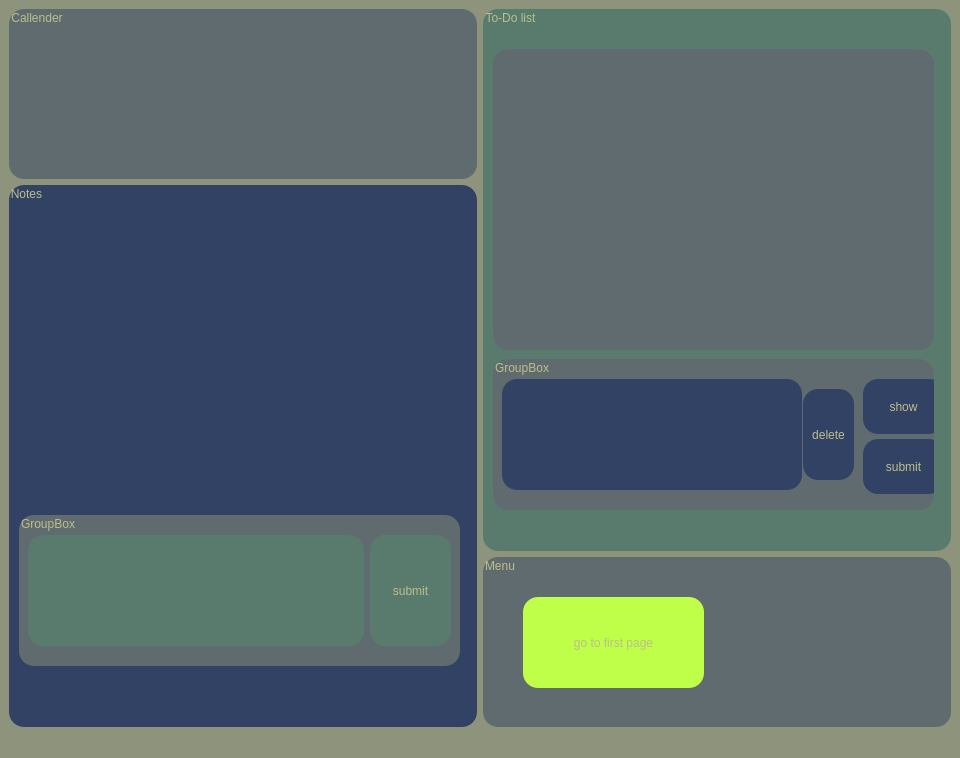
Qt form AgileAgenda/plannerpage.ui (AmirHossienAfshar/AgileAgenda) before a commit.
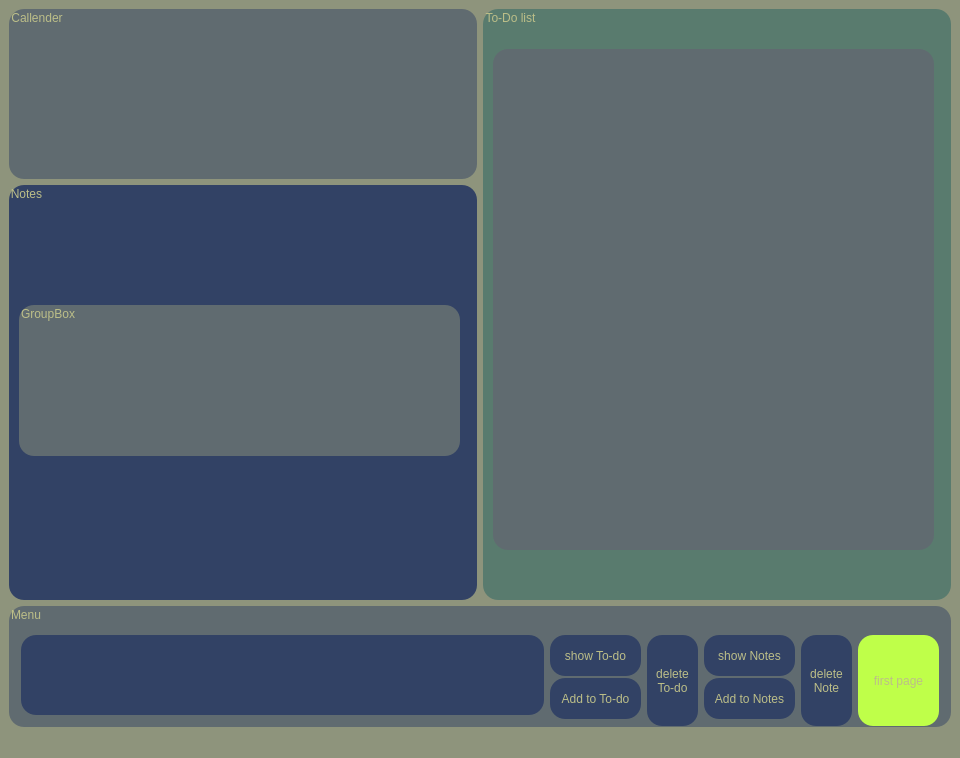
The same form after that commit.

Commit message: new design for planner page

Patch:
```diff
--- a/AgileAgenda/plannerpage.ui
+++ b/AgileAgenda/plannerpage.ui
@@ -61,139 +61,13 @@
       <property name="title">
        <string>To-Do list</string>
       </property>
-      <widget class="QGroupBox" name="groupBox_5">
-       <property name="geometry">
-        <rect>
-         <x>10</x>
-         <y>350</y>
-         <width>441</width>
-         <height>151</height>
-        </rect>
-       </property>
-       <property name="minimumSize">
-        <size>
-         <width>441</width>
-         <height>151</height>
-        </size>
-       </property>
-       <property name="maximumSize">
-        <size>
-         <width>900</width>
-         <height>151</height>
-        </size>
-       </property>
-       <property name="styleSheet">
-        <string notr="true">background-color: rgb(96, 107, 112);
-</string>
-       </property>
-       <property name="title">
-        <string>GroupBox</string>
-       </property>
-       <widget class="QTextEdit" name="textEdit">
-        <property name="geometry">
-         <rect>
-          <x>9</x>
-          <y>20</y>
-          <width>300</width>
-          <height>111</height>
-         </rect>
-        </property>
-        <property name="minimumSize">
-         <size>
-          <width>300</width>
-          <height>111</height>
-         </size>
-        </property>
-        <property name="maximumSize">
-         <size>
-          <width>16777215</width>
-          <height>111</height>
-         </size>
-        </property>
-        <property name="styleSheet">
-         <string notr="true">background-color: rgb(50, 66, 101);
-border-radius: 15px;
-font: 900 16pt &quot;Maven Pro&quot;;
-color: rgb(188, 190, 136);</string>
-        </property>
-       </widget>
-       <widget class="QPushButton" name="pushButton_2">
-        <property name="geometry">
-         <rect>
-          <x>370</x>
-          <y>80</y>
-          <width>81</width>
-          <height>55</height>
-         </rect>
-        </property>
-        <property name="minimumSize">
-         <size>
-          <width>81</width>
-          <height>55</height>
-         </size>
-        </property>
-        <property name="maximumSize">
-         <size>
-          <width>81</width>
-          <height>111</height>
-         </size>
-        </property>
-        <property name="styleSheet">
-         <string notr="true">background-color: rgb(50, 66, 101);
-border-radius: 15px;
-font: 900 16pt &quot;Maven Pro&quot;;
-color: rgb(188, 190, 136);</string>
-        </property>
-        <property name="text">
-         <string>submit</string>
-        </property>
-       </widget>
-       <widget class="QPushButton" name="pushButton_4">
-        <property name="geometry">
-         <rect>
-          <x>370</x>
-          <y>20</y>
-          <width>81</width>
-          <height>55</height>
-         </rect>
-        </property>
-        <property name="styleSheet">
-         <string notr="true">background-color: rgb(50, 66, 101);
-border-radius: 15px;
-font: 900 16pt &quot;Maven Pro&quot;;
-color: rgb(188, 190, 136);</string>
-        </property>
-        <property name="text">
-         <string>show</string>
-        </property>
-       </widget>
-       <widget class="QPushButton" name="pushButton_5">
-        <property name="geometry">
-         <rect>
-          <x>310</x>
-          <y>30</y>
-          <width>51</width>
-          <height>91</height>
-         </rect>
-        </property>
-        <property name="styleSheet">
-         <string notr="true">background-color: rgb(50, 66, 101);
-border-radius: 15px;
-font: 900 16pt &quot;Maven Pro&quot;;
-color: rgb(188, 190, 136);</string>
-        </property>
-        <property name="text">
-         <string>delete</string>
-        </property>
-       </widget>
-      </widget>
       <widget class="QTableView" name="tableView">
        <property name="geometry">
         <rect>
          <x>10</x>
          <y>40</y>
          <width>441</width>
-         <height>301</height>
+         <height>501</height>
         </rect>
        </property>
        <property name="styleSheet">
@@ -204,18 +78,66 @@
       </widget>
      </widget>
     </item>
-    <item row="2" column="1">
+    <item row="1" column="0">
+     <widget class="QGroupBox" name="groupBox_2">
+      <property name="minimumSize">
+       <size>
+        <width>450</width>
+        <height>100</height>
+       </size>
+      </property>
+      <property name="styleSheet">
+       <string notr="true">background-color: rgb(50, 66, 101);
+border-radius: 15px;
+font: 900 16pt &quot;Maven Pro&quot;;
+color: rgb(188, 190, 136);</string>
+      </property>
+      <property name="title">
+       <string>Notes</string>
+      </property>
+      <widget class="QGroupBox" name="groupBox_5">
+       <property name="geometry">
+        <rect>
+         <x>10</x>
+         <y>120</y>
+         <width>441</width>
+         <height>151</height>
+        </rect>
+       </property>
+       <property name="minimumSize">
+        <size>
+         <width>441</width>
+         <height>151</height>
+        </size>
+       </property>
+       <property name="maximumSize">
+        <size>
+         <width>900</width>
+         <height>151</height>
+        </size>
+       </property>
+       <property name="styleSheet">
+        <string notr="true">background-color: rgb(96, 107, 112);
+</string>
+       </property>
+       <property name="title">
+        <string>GroupBox</string>
+       </property>
+      </widget>
+     </widget>
+    </item>
+    <item row="2" column="0" colspan="2">
      <widget class="QGroupBox" name="groupBox_4">
       <property name="minimumSize">
        <size>
-        <width>468</width>
-        <height>104</height>
+        <width>931</width>
+        <height>121</height>
        </size>
       </property>
       <property name="maximumSize">
        <size>
         <width>16777215</width>
-        <height>170</height>
+        <height>121</height>
        </size>
       </property>
       <property name="styleSheet">
@@ -227,133 +149,204 @@
       <property name="title">
        <string>Menu</string>
       </property>
-      <widget class="QPushButton" name="pushButton">
-       <property name="geometry">
-        <rect>
-         <x>40</x>
-         <y>40</y>
-         <width>181</width>
-         <height>91</height>
-        </rect>
-       </property>
-       <property name="styleSheet">
-        <string notr="true">border-color: rgb(114, 152, 255);
+      <layout class="QGridLayout" name="gridLayout_2">
+       <item row="0" column="0" rowspan="2">
+        <widget class="QTextEdit" name="textEdit">
+         <property name="minimumSize">
+          <size>
+           <width>300</width>
+           <height>50</height>
+          </size>
+         </property>
+         <property name="maximumSize">
+          <size>
+           <width>16777215</width>
+           <height>91</height>
+          </size>
+         </property>
+         <property name="styleSheet">
+          <string notr="true">background-color: rgb(50, 66, 101);
+border-radius: 15px;
+font: 900 16pt &quot;Maven Pro&quot;;
+color: rgb(188, 190, 136);</string>
+         </property>
+        </widget>
+       </item>
+       <item row="0" column="1">
+        <widget class="QPushButton" name="pushButton_3">
+         <property name="minimumSize">
+          <size>
+           <width>91</width>
+           <height>41</height>
+          </size>
+         </property>
+         <property name="cursor">
+          <cursorShape>PointingHandCursor</cursorShape>
+         </property>
+         <property name="styleSheet">
+          <string notr="true">background-color: rgb(50, 66, 101);
+border-radius: 15px;
+font: 900 10pt &quot;Maven Pro&quot;;
+color: rgb(188, 190, 136);</string>
+         </property>
+         <property name="text">
+          <string>show To-do</string>
+         </property>
+        </widget>
+       </item>
+       <item row="0" column="2" rowspan="2">
+        <widget class="QPushButton" name="pushButton_7">
+         <property name="minimumSize">
+          <size>
+           <width>51</width>
+           <height>91</height>
+          </size>
+         </property>
+         <property name="cursor">
+          <cursorShape>PointingHandCursor</cursorShape>
+         </property>
+         <property name="styleSheet">
+          <string notr="true">background-color: rgb(50, 66, 101);
+border-radius: 15px;
+font: 900 11pt &quot;Maven Pro&quot;;
+color: rgb(188, 190, 136);</string>
+         </property>
+         <property name="text">
+          <string>delete 
+To-do</string>
+         </property>
+        </widget>
+       </item>
+       <item row="0" column="3">
+        <widget class="QPushButton" name="pushButton_4">
+         <property name="minimumSize">
+          <size>
+           <width>91</width>
+           <height>41</height>
+          </size>
+         </property>
+         <property name="cursor">
+          <cursorShape>PointingHandCursor</cursorShape>
+         </property>
+         <property name="styleSheet">
+          <string notr="true">background-color: rgb(50, 66, 101);
+border-radius: 15px;
+font: 900 10pt &quot;Maven Pro&quot;;
+color: rgb(188, 190, 136);</string>
+         </property>
+         <property name="text">
+          <string>show Notes</string>
+         </property>
+        </widget>
+       </item>
+       <item row="0" column="4" rowspan="2">
+        <widget class="QPushButton" name="pushButton_5">
+         <property name="minimumSize">
+          <size>
+           <width>51</width>
+           <height>91</height>
+          </size>
+         </property>
+         <property name="cursor">
+          <cursorShape>PointingHandCursor</cursorShape>
+         </property>
+         <property name="styleSheet">
+          <string notr="true">background-color: rgb(50, 66, 101);
+border-radius: 15px;
+font: 900 11pt &quot;Maven Pro&quot;;
+color: rgb(188, 190, 136);</string>
+         </property>
+         <property name="text">
+          <string>delete 
+Note</string>
+         </property>
+        </widget>
+       </item>
+       <item row="0" column="5" rowspan="2">
+        <widget class="QPushButton" name="pushButton">
+         <property name="minimumSize">
+          <size>
+           <width>81</width>
+           <height>91</height>
+          </size>
+         </property>
+         <property name="cursor">
+          <cursorShape>PointingHandCursor</cursorShape>
+         </property>
+         <property name="styleSheet">
+          <string notr="true">border-color: rgb(114, 152, 255);
+font: 900 11pt &quot;Maven Pro&quot;;
 background-color: rgb(191, 255, 73);
 </string>
-       </property>
-       <property name="text">
-        <string>go to first page</string>
-       </property>
-       <property name="checkable">
-        <bool>false</bool>
-       </property>
-       <property name="autoDefault">
-        <bool>false</bool>
-       </property>
-       <property name="default">
-        <bool>true</bool>
-       </property>
-       <property name="flat">
-        <bool>false</bool>
-       </property>
-      </widget>
-     </widget>
-    </item>
-    <item row="1" column="0" rowspan="2">
-     <widget class="QGroupBox" name="groupBox_2">
-      <property name="minimumSize">
-       <size>
-        <width>450</width>
-        <height>521</height>
-       </size>
-      </property>
-      <property name="styleSheet">
-       <string notr="true">background-color: rgb(50, 66, 101);
+         </property>
+         <property name="text">
+          <string>first page</string>
+         </property>
+         <property name="checkable">
+          <bool>false</bool>
+         </property>
+         <property name="autoDefault">
+          <bool>false</bool>
+         </property>
+         <property name="default">
+          <bool>true</bool>
+         </property>
+         <property name="flat">
+          <bool>false</bool>
+         </property>
+        </widget>
+       </item>
+       <item row="1" column="1">
+        <widget class="QPushButton" name="pushButton_6">
+         <property name="minimumSize">
+          <size>
+           <width>91</width>
+           <height>41</height>
+          </size>
+         </property>
+         <property name="cursor">
+          <cursorShape>PointingHandCursor</cursorShape>
+         </property>
+         <property name="styleSheet">
+          <string notr="true">background-color: rgb(50, 66, 101);
 border-radius: 15px;
-font: 900 16pt &quot;Maven Pro&quot;;
+font: 900 10pt &quot;Maven Pro&quot;;
 color: rgb(188, 190, 136);</string>
-      </property>
-      <property name="title">
-       <string>Notes</string>
-      </property>
-      <widget class="QGroupBox" name="groupBox_6">
-       <property name="geometry">
-        <rect>
-         <x>10</x>
-         <y>330</y>
-         <width>441</width>
-         <height>151</height>
-        </rect>
-       </property>
-       <property name="minimumSize">
-        <size>
-         <width>441</width>
-         <height>151</height>
-        </size>
-       </property>
-       <property name="maximumSize">
-        <size>
-         <width>900</width>
-         <height>151</height>
-        </size>
-       </property>
-       <property name="styleSheet">
-        <string notr="true">background-color: rgb(96, 107, 112);
-</string>
-       </property>
-       <property name="title">
-        <string>GroupBox</string>
-       </property>
-       <layout class="QGridLayout" name="gridLayout_4">
-        <item row="0" column="0">
-         <widget class="QTextEdit" name="textEdit_2">
-          <property name="minimumSize">
-           <size>
-            <width>331</width>
-            <height>111</height>
-           </size>
-          </property>
-          <property name="maximumSize">
-           <size>
-            <width>16777215</width>
-            <height>111</height>
-           </size>
-          </property>
-          <property name="styleSheet">
-           <string notr="true">background-color: rgb(89, 123, 110);
+         </property>
+         <property name="text">
+          <string>Add to To-do</string>
+         </property>
+        </widget>
+       </item>
+       <item row="1" column="3">
+        <widget class="QPushButton" name="pushButton_2">
+         <property name="minimumSize">
+          <size>
+           <width>91</width>
+           <height>41</height>
+          </size>
+         </property>
+         <property name="maximumSize">
+          <size>
+           <width>150</width>
+           <height>111</height>
+          </size>
+         </property>
+         <property name="cursor">
+          <cursorShape>PointingHandCursor</cursorShape>
+         </property>
+         <property name="styleSheet">
+          <string notr="true">background-color: rgb(50, 66, 101);
 border-radius: 15px;
-font: 900 16pt &quot;Maven Pro&quot;;
+font: 900 10pt &quot;Maven Pro&quot;;
 color: rgb(188, 190, 136);</string>
-          </property>
-         </widget>
-        </item>
-        <item row="0" column="1">
-         <widget class="QPushButton" name="pushButton_3">
-          <property name="minimumSize">
-           <size>
-            <width>81</width>
-            <height>111</height>
-           </size>
-          </property>
-          <property name="maximumSize">
-           <size>
-            <width>81</width>
-            <height>111</height>
-           </size>
-          </property>
-          <property name="styleSheet">
-           <string notr="true">background-color: rgb(89, 123, 110);
-border-radius: 15px;
-font: 900 16pt &quot;Maven Pro&quot;;
-color: rgb(188, 190, 136);</string>
-          </property>
-          <property name="text">
-           <string>submit</string>
-          </property>
-         </widget>
-        </item>
-       </layout>
-      </widget>
+         </property>
+         <property name="text">
+          <string>Add to Notes</string>
+         </property>
+        </widget>
+       </item>
+      </layout>
      </widget>
     </item>
    </layout>
```
Left out of the diff: 2 changed lines with no effect on the pictures. The commit also changes 8 other files.
